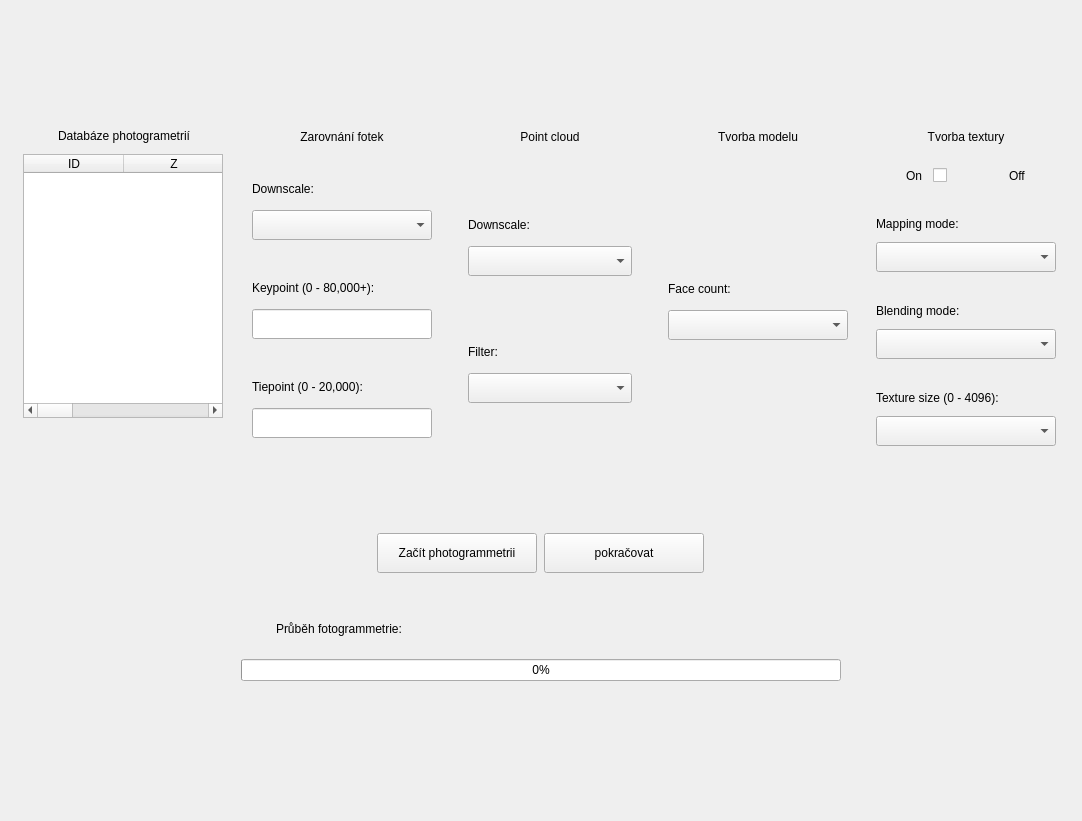
Before: the Qt Designer form Qt_files/Photogrammetry_view.ui in nirow1/Hydraulic_through, drawn with Qt 5.
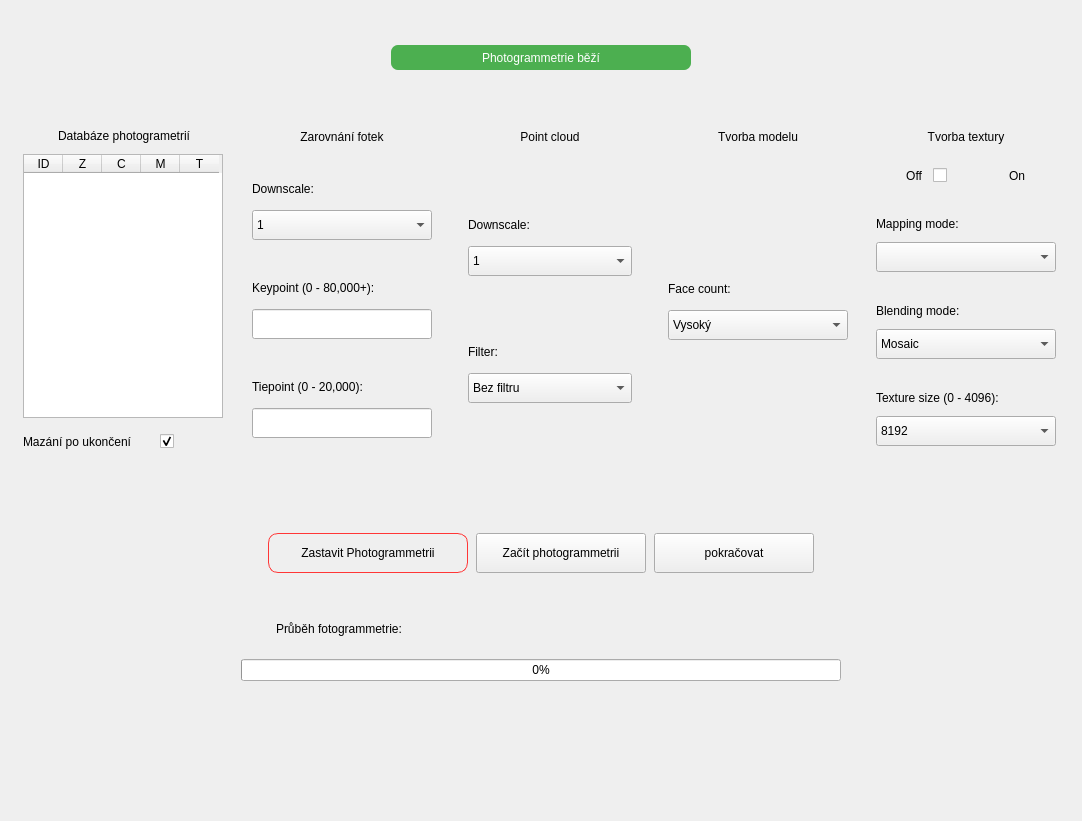
After: the same form once the commit is applied. Custom widgets are drawn as their Qt base class.

Commit message: update 9.3 - finished, button disable when cameras are working, custom setting from ui, updating progress bar and others

Patch:
```diff
--- a/Qt_files/Photogrammetry_view.ui
+++ b/Qt_files/Photogrammetry_view.ui
@@ -58,6 +58,32 @@
        <height>70</height>
       </size>
      </property>
+     <property name="styleSheet">
+      <string notr="true">QLabel {
+    background-color: #4CAF50;
+    border-radius: 7px;
+    color: white; /* Optional: makes the text readable on red */
+}
+</string>
+     </property>
+     <layout class="QHBoxLayout" name="horizontalLayout_9">
+      <item>
+       <widget class="QLabel" name="photogrammetry_running_lbl">
+        <property name="maximumSize">
+         <size>
+          <width>300</width>
+          <height>25</height>
+         </size>
+        </property>
+        <property name="text">
+         <string>Photogrammetrie běží</string>
+        </property>
+        <property name="alignment">
+         <set>Qt::AlignmentFlag::AlignCenter</set>
+        </property>
+       </widget>
+      </item>
+     </layout>
     </widget>
    </item>
    <item>
@@ -120,6 +146,9 @@
              <height>16777215</height>
             </size>
            </property>
+           <attribute name="horizontalHeaderDefaultSectionSize">
+            <number>39</number>
+           </attribute>
            <column>
             <property name="text">
              <string>ID</string>
@@ -174,6 +203,29 @@
             <property name="bottomMargin">
              <number>0</number>
             </property>
+            <item>
+             <widget class="QLabel" name="label_18">
+              <property name="text">
+               <string>Mazání po ukončení</string>
+              </property>
+             </widget>
+            </item>
+            <item>
+             <widget class="AnimatedToggle" name="delete_files_chb">
+              <property name="maximumSize">
+               <size>
+                <width>65</width>
+                <height>16777215</height>
+               </size>
+              </property>
+              <property name="text">
+               <string/>
+              </property>
+              <property name="checked">
+               <bool>true</bool>
+              </property>
+             </widget>
+            </item>
            </layout>
           </widget>
          </item>
@@ -271,6 +323,26 @@
                       <height>30</height>
                      </size>
                     </property>
+                    <item>
+                     <property name="text">
+                      <string>1</string>
+                     </property>
+                    </item>
+                    <item>
+                     <property name="text">
+                      <string>2</string>
+                     </property>
+                    </item>
+                    <item>
+                     <property name="text">
+                      <string>3</string>
+                     </property>
+                    </item>
+                    <item>
+                     <property name="text">
+                      <string>4</string>
+                     </property>
+                    </item>
                    </widget>
                   </item>
                  </layout>
@@ -404,6 +476,46 @@
                       <height>30</height>
                      </size>
                     </property>
+                    <item>
+                     <property name="text">
+                      <string>1</string>
+                     </property>
+                    </item>
+                    <item>
+                     <property name="text">
+                      <string>2</string>
+                     </property>
+                    </item>
+                    <item>
+                     <property name="text">
+                      <string>3</string>
+                     </property>
+                    </item>
+                    <item>
+                     <property name="text">
+                      <string>4</string>
+                     </property>
+                    </item>
+                    <item>
+                     <property name="text">
+                      <string>5</string>
+                     </property>
+                    </item>
+                    <item>
+                     <property name="text">
+                      <string>6</string>
+                     </property>
+                    </item>
+                    <item>
+                     <property name="text">
+                      <string>7</string>
+                     </property>
+                    </item>
+                    <item>
+                     <property name="text">
+                      <string>8</string>
+                     </property>
+                    </item>
                    </widget>
                   </item>
                  </layout>
@@ -433,6 +545,21 @@
                       <height>30</height>
                      </size>
                     </property>
+                    <item>
+                     <property name="text">
+                      <string>Bez filtru</string>
+                     </property>
+                    </item>
+                    <item>
+                     <property name="text">
+                      <string>Střední filtr</string>
+                     </property>
+                    </item>
+                    <item>
+                     <property name="text">
+                      <string>Agresivní filtr</string>
+                     </property>
+                    </item>
                    </widget>
                   </item>
                  </layout>
@@ -508,6 +635,21 @@
                       <height>30</height>
                      </size>
                     </property>
+                    <item>
+                     <property name="text">
+                      <string>Vysoký</string>
+                     </property>
+                    </item>
+                    <item>
+                     <property name="text">
+                      <string>Střední</string>
+                     </property>
+                    </item>
+                    <item>
+                     <property name="text">
+                      <string>Nizký</string>
+                     </property>
+                    </item>
                    </widget>
                   </item>
                  </layout>
@@ -581,7 +723,7 @@
                    <number>0</number>
                   </property>
                   <item>
-                   <widget class="QLabel" name="label_7">
+                   <widget class="QLabel" name="label_8">
                     <property name="maximumSize">
                      <size>
                       <width>50</width>
@@ -589,7 +731,7 @@
                      </size>
                     </property>
                     <property name="text">
-                     <string>On</string>
+                     <string>Off</string>
                     </property>
                     <property name="alignment">
                      <set>Qt::AlignmentFlag::AlignRight|Qt::AlignmentFlag::AlignTrailing|Qt::AlignmentFlag::AlignVCenter</set>
@@ -610,7 +752,7 @@
                    </widget>
                   </item>
                   <item>
-                   <widget class="QLabel" name="label_8">
+                   <widget class="QLabel" name="label_7">
                     <property name="maximumSize">
                      <size>
                       <width>50</width>
@@ -618,7 +760,10 @@
                      </size>
                     </property>
                     <property name="text">
-                     <string>Off</string>
+                     <string>On</string>
+                    </property>
+                    <property name="alignment">
+                     <set>Qt::AlignmentFlag::AlignLeading|Qt::AlignmentFlag::AlignLeft|Qt::AlignmentFlag::AlignVCenter</set>
                     </property>
                    </widget>
                   </item>
@@ -690,6 +835,16 @@
                       <height>30</height>
                      </size>
                     </property>
+                    <item>
+                     <property name="text">
+                      <string>Mosaic</string>
+                     </property>
+                    </item>
+                    <item>
+                     <property name="text">
+                      <string>Average</string>
+                     </property>
+                    </item>
                    </widget>
                   </item>
                  </layout>
@@ -719,6 +874,21 @@
                       <height>30</height>
                      </size>
                     </property>
+                    <item>
+                     <property name="text">
+                      <string>8192</string>
+                     </property>
+                    </item>
+                    <item>
+                     <property name="text">
+                      <string>4096</string>
+                     </property>
+                    </item>
+                    <item>
+                     <property name="text">
+                      <string>1024</string>
+                     </property>
+                    </item>
                    </widget>
                   </item>
                  </layout>
@@ -770,7 +940,7 @@
           <widget class="QWidget" name="widget_8" native="true">
            <property name="maximumSize">
             <size>
-             <width>330</width>
+             <width>550</width>
              <height>100</height>
             </size>
            </property>
@@ -787,11 +957,62 @@
             <property name="bottomMargin">
              <number>0</number>
             </property>
+            <item>
+             <widget class="QWidget" name="widget_30" native="true">
+              <property name="maximumSize">
+               <size>
+                <width>200</width>
+                <height>16777215</height>
+               </size>
+              </property>
+              <property name="styleSheet">
+               <string notr="true">QPushButton {
+    border-radius: 10px;
+    border: 1px solid #FF3636;
+}
+
+QPushButton:hover {
+    background-color: rgb(230, 230, 230);
+}
+
+QPushButton:pressed {
+    background-color: #FF2626;
+}</string>
+              </property>
+              <layout class="QHBoxLayout" name="horizontalLayout_10">
+               <property name="leftMargin">
+                <number>0</number>
+               </property>
+               <property name="topMargin">
+                <number>0</number>
+               </property>
+               <property name="rightMargin">
+                <number>0</number>
+               </property>
+               <property name="bottomMargin">
+                <number>0</number>
+               </property>
+               <item>
+                <widget class="QPushButton" name="Stop_photogrammetry_btn">
+                 <property name="maximumSize">
+                  <size>
+                   <width>200</width>
+                   <height>40</height>
+                  </size>
+                 </property>
+                 <property name="text">
+                  <string>Zastavit Photogrammetrii</string>
+                 </property>
+                </widget>
+               </item>
+              </layout>
+             </widget>
+            </item>
             <item>
              <widget class="QPushButton" name="start_new_phtgrm_btn">
               <property name="maximumSize">
                <size>
-                <width>160</width>
+                <width>170</width>
                 <height>40</height>
                </size>
               </property>
```
The commit also changes 12 other files.
